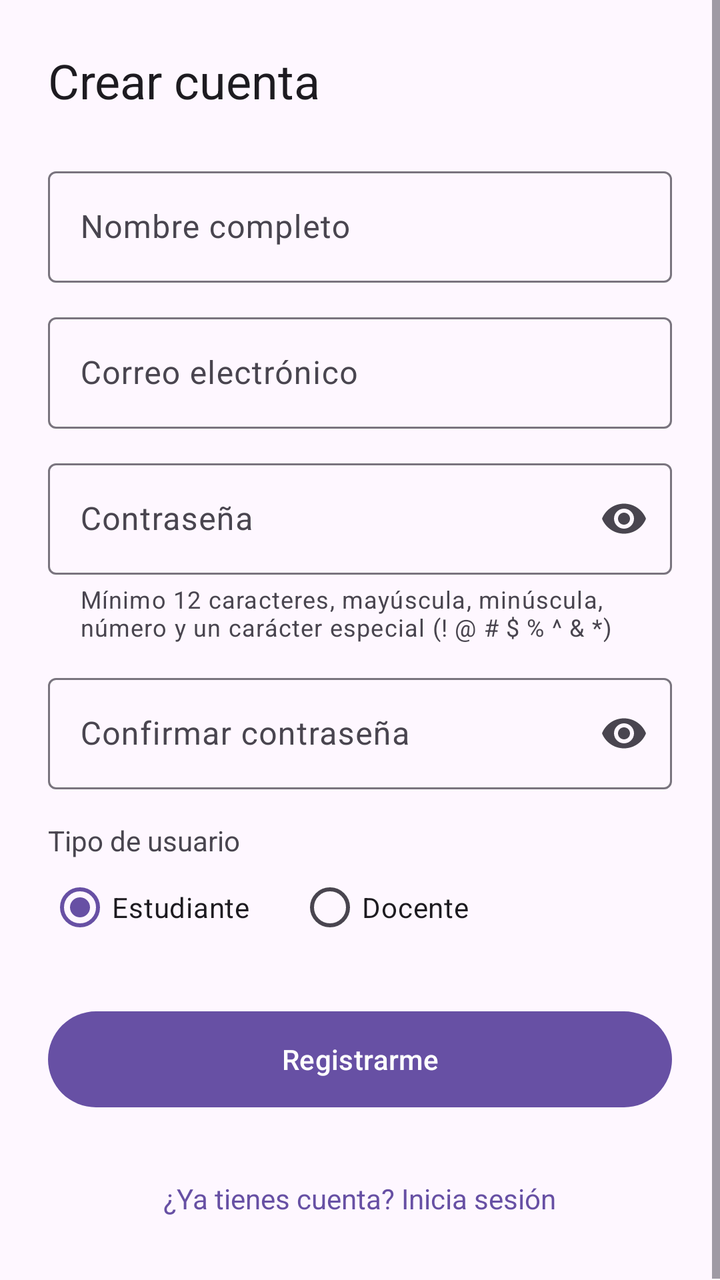
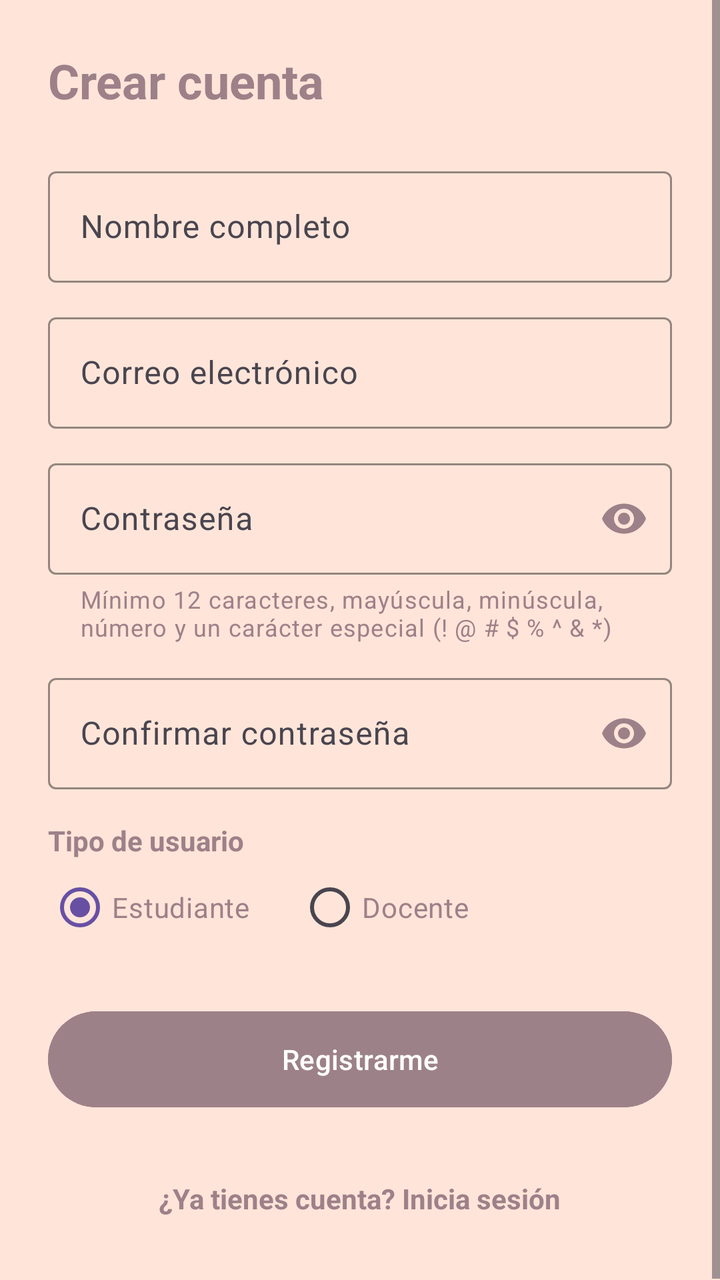

The first picture is an Android layout as it rendered before a commit; the second is the same layout after the commit. The layout source and the unified diff follow.
<!-- AndroidManifest.xml: application theme Theme.AprendeApp -->
<!-- res/layout/activity_register.xml -->
<?xml version="1.0" encoding="utf-8"?>
<ScrollView xmlns:android="http://schemas.android.com/apk/res/android"
    xmlns:app="http://schemas.android.com/apk/res-auto"
    android:layout_width="match_parent" android:layout_height="match_parent"
    android:fillViewport="true">

    <LinearLayout
        android:layout_width="match_parent" android:layout_height="wrap_content"
        android:orientation="vertical" android:padding="24dp">

        <TextView
            android:layout_width="wrap_content" android:layout_height="wrap_content"
            android:text="@string/titulo_registro"
            android:textAppearance="?attr/textAppearanceHeadlineSmall"
            android:layout_marginBottom="24dp" />

        <com.google.android.material.textfield.TextInputLayout
            android:id="@+id/tilNombre" style="?attr/textInputOutlinedStyle"
            android:layout_width="match_parent" android:layout_height="wrap_content"
            android:hint="@string/hint_nombre">
            <com.google.android.material.textfield.TextInputEditText
                android:id="@+id/etNombre"
                android:layout_width="match_parent" android:layout_height="wrap_content"
                android:inputType="textPersonName" />
        </com.google.android.material.textfield.TextInputLayout>

        <com.google.android.material.textfield.TextInputLayout
            android:id="@+id/tilEmail" style="?attr/textInputOutlinedStyle"
            android:layout_width="match_parent" android:layout_height="wrap_content"
            android:layout_marginTop="12dp" android:hint="@string/hint_email">
            <com.google.android.material.textfield.TextInputEditText
                android:id="@+id/etEmail"
                android:layout_width="match_parent" android:layout_height="wrap_content"
                android:inputType="textEmailAddress" />
        </com.google.android.material.textfield.TextInputLayout>

        <com.google.android.material.textfield.TextInputLayout
            android:id="@+id/tilPassword" style="?attr/textInputOutlinedStyle"
            android:layout_width="match_parent" android:layout_height="wrap_content"
            android:layout_marginTop="12dp" android:hint="@string/hint_password"
            app:helperText="@string/pass_requisitos"
            app:helperTextEnabled="true"
            app:endIconMode="password_toggle">
            <com.google.android.material.textfield.TextInputEditText
                android:id="@+id/etPassword"
                android:layout_width="match_parent" android:layout_height="wrap_content"
                android:inputType="textPassword" />
        </com.google.android.material.textfield.TextInputLayout>

        <com.google.android.material.textfield.TextInputLayout
            android:id="@+id/tilConfirmar" style="?attr/textInputOutlinedStyle"
            android:layout_width="match_parent" android:layout_height="wrap_content"
            android:layout_marginTop="12dp" android:hint="@string/hint_confirmar"
            app:endIconMode="password_toggle">
            <com.google.android.material.textfield.TextInputEditText
                android:id="@+id/etConfirmar"
                android:layout_width="match_parent" android:layout_height="wrap_content"
                android:inputType="textPassword" />
        </com.google.android.material.textfield.TextInputLayout>

        <TextView
            android:layout_width="wrap_content" android:layout_height="wrap_content"
            android:layout_marginTop="16dp" android:text="@string/label_rol" />

        <RadioGroup
            android:id="@+id/rgRol"
            android:layout_width="match_parent" android:layout_height="wrap_content"
            android:orientation="horizontal">
            <RadioButton
                android:id="@+id/rbEstudiante"
                android:layout_width="wrap_content" android:layout_height="wrap_content"
                android:checked="true" android:text="@string/rol_estudiante" />
            <RadioButton
                android:id="@+id/rbDocente"
                android:layout_width="wrap_content" android:layout_height="wrap_content"
                android:layout_marginStart="24dp" android:text="@string/rol_docente" />
        </RadioGroup>

        <com.google.android.material.button.MaterialButton
            android:id="@+id/btnRegistro"
            android:layout_width="match_parent" android:layout_height="56dp"
            android:layout_marginTop="24dp" android:text="@string/btn_registro" />

        <com.google.android.material.progressindicator.CircularProgressIndicator
            android:id="@+id/progress"
            android:layout_width="wrap_content" android:layout_height="wrap_content"
            android:layout_gravity="center_horizontal" android:layout_marginTop="16dp"
            android:indeterminate="true" android:visibility="gone" />

        <TextView
            android:id="@+id/tvIrLogin"
            android:layout_width="wrap_content" android:layout_height="wrap_content"
            android:layout_gravity="center_horizontal" android:layout_marginTop="24dp"
            android:padding="8dp" android:text="@string/link_ir_login"
            android:textColor="?attr/colorPrimary" />
    </LinearLayout>
</ScrollView>
<!-- resources referenced by this layout -->
<resources>
  <string name="btn_registro">Registrarme</string>
  <string name="hint_confirmar">Confirmar contraseña</string>
  <string name="hint_email">Correo electrónico</string>
  <string name="hint_nombre">Nombre completo</string>
  <string name="hint_password">Contraseña</string>
  <string name="label_rol">Tipo de usuario</string>
  <string name="link_ir_login">¿Ya tienes cuenta? Inicia sesión</string>
  <string name="pass_requisitos">Mínimo 12 caracteres, mayúscula, minúscula, número y un carácter especial (! @ # $ % ^ &amp; *)</string>
  <string name="rol_docente">Docente</string>
  <string name="rol_estudiante">Estudiante</string>
  <string name="titulo_registro">Crear cuenta</string>
  <style name="Theme.AprendeApp" parent="Base.Theme.AprendeApp" />
  <style name="Base.Theme.AprendeApp" parent="Theme.Material3.DayNight.NoActionBar">
          
          
      </style>
</resources>

<!-- the commit's change to res/layout/activity_register.xml (unified diff, before → after) -->
@@ -1,97 +1,167 @@
 <?xml version="1.0" encoding="utf-8"?>
 <ScrollView xmlns:android="http://schemas.android.com/apk/res/android"
     xmlns:app="http://schemas.android.com/apk/res-auto"
-    android:layout_width="match_parent" android:layout_height="match_parent"
-    android:fillViewport="true">
+    android:layout_width="match_parent"
+    android:layout_height="match_parent"
+    android:background="@color/background"
+    android:fillViewport="true"
+    android:fitsSystemWindows="true">
 
     <LinearLayout
-        android:layout_width="match_parent" android:layout_height="wrap_content"
-        android:orientation="vertical" android:padding="24dp">
+        android:layout_width="match_parent"
+        android:layout_height="wrap_content"
+        android:orientation="vertical"
+        android:padding="@dimen/padding_screen_large"
+        android:paddingBottom="@dimen/nav_safe_padding_bottom">
 
         <TextView
-            android:layout_width="wrap_content" android:layout_height="wrap_content"
+            android:layout_width="wrap_content"
+            android:layout_height="wrap_content"
+            android:layout_marginBottom="@dimen/margin_item_large"
             android:text="@string/titulo_registro"
             android:textAppearance="?attr/textAppearanceHeadlineSmall"
-            android:layout_marginBottom="24dp" />
+            android:textColor="@color/text_primary"
+            android:textStyle="bold" />
 
         <com.google.android.material.textfield.TextInputLayout
-            android:id="@+id/tilNombre" style="?attr/textInputOutlinedStyle"
-            android:layout_width="match_parent" android:layout_height="wrap_content"
-            android:hint="@string/hint_nombre">
+            android:id="@+id/tilNombre"
+            style="?attr/textInputOutlinedStyle"
+            android:layout_width="match_parent"
+            android:layout_height="wrap_content"
+            android:hint="@string/hint_nombre"
+            app:boxStrokeColor="@color/primary"
+            app:hintTextColor="@color/primary">
+
             <com.google.android.material.textfield.TextInputEditText
                 android:id="@+id/etNombre"
-                android:layout_width="match_parent" android:layout_height="wrap_content"
-                android:inputType="textPersonName" />
+                android:layout_width="match_parent"
+                android:layout_height="wrap_content"
+                android:inputType="textPersonName"
+                android:textColor="@color/text_primary" />
         </com.google.android.material.textfield.TextInputLayout>
 
         <com.google.android.material.textfield.TextInputLayout
-            android:id="@+id/tilEmail" style="?attr/textInputOutlinedStyle"
-            android:layout_width="match_parent" android:layout_height="wrap_content"
-            android:layout_marginTop="12dp" android:hint="@string/hint_email">
+            android:id="@+id/tilEmail"
+            style="?attr/textInputOutlinedStyle"
+            android:layout_width="match_parent"
+            android:layout_height="wrap_content"
+            android:layout_marginTop="@dimen/margin_item_vertical"
+            android:hint="@string/hint_email"
+            app:boxStrokeColor="@color/primary"
+            app:hintTextColor="@color/primary">
+
             <com.google.android.material.textfield.TextInputEditText
                 android:id="@+id/etEmail"
-                android:layout_width="match_parent" android:layout_height="wrap_content"
-                android:inputType="textEmailAddress" />
+                android:layout_width="match_parent"
+                android:layout_height="wrap_content"
+                android:inputType="textEmailAddress"
+                android:textColor="@color/text_primary" />
         </com.google.android.material.textfield.TextInputLayout>
 
         <com.google.android.material.textfield.TextInputLayout
-            android:id="@+id/tilPassword" style="?attr/textInputOutlinedStyle"
-            android:layout_width="match_parent" android:layout_height="wrap_content"
-            android:layout_marginTop="12dp" android:hint="@string/hint_password"
+            android:id="@+id/tilPassword"
+            style="?attr/textInputOutlinedStyle"
+            android:layout_width="match_parent"
+            android:layout_height="wrap_content"
+            android:layout_marginTop="@dimen/margin_item_vertical"
+            android:hint="@string/hint_password"
+            app:boxStrokeColor="@color/primary"
+            app:endIconMode="password_toggle"
+            app:endIconTint="@color/primary"
             app:helperText="@string/pass_requisitos"
             app:helperTextEnabled="true"
-            app:endIconMode="password_toggle">
+            app:helperTextTextColor="@color/malva_empolvado"
+            app:hintTextColor="@color/primary">
+
             <com.google.android.material.textfield.TextInputEditText
                 android:id="@+id/etPassword"
-                android:layout_width="match_parent" android:layout_height="wrap_content"
-                android:inputType="textPassword" />
+                android:layout_width="match_parent"
+                android:layout_height="wrap_content"
+                android:inputType="textPassword"
+                android:textColor="@color/text_primary" />
         </com.google.android.material.textfield.TextInputLayout>
 
         <com.google.android.material.textfield.TextInputLayout
-            android:id="@+id/tilConfirmar" style="?attr/textInputOutlinedStyle"
-            android:layout_width="match_parent" android:layout_height="wrap_content"
-            android:layout_marginTop="12dp" android:hint="@string/hint_confirmar"
-            app:endIconMode="password_toggle">
+            android:id="@+id/tilConfirmar"
+            style="?attr/textInputOutlinedStyle"
+            android:layout_width="match_parent"
+            android:layout_height="wrap_content"
+            android:layout_marginTop="@dimen/margin_item_vertical"
+            android:hint="@string/hint_confirmar"
+            app:boxStrokeColor="@color/primary"
+            app:endIconMode="password_toggle"
+            app:endIconTint="@color/primary"
+            app:hintTextColor="@color/primary">
+
             <com.google.android.material.textfield.TextInputEditText
                 android:id="@+id/etConfirmar"
-                android:layout_width="match_parent" android:layout_height="wrap_content"
-                android:inputType="textPassword" />
+                android:layout_width="match_parent"
+                android:layout_height="wrap_content"
+                android:inputType="textPassword"
+                android:textColor="@color/text_primary" />
         </com.google.android.material.textfield.TextInputLayout>
 
         <TextView
-            android:layout_width="wrap_content" android:layout_height="wrap_content"
-            android:layout_marginTop="16dp" android:text="@string/label_rol" />
+            android:layout_width="wrap_content"
+            android:layout_height="wrap_content"
+            android:layout_marginTop="@dimen/padding_screen_medium"
+            android:text="@string/label_rol"
+            android:textColor="@color/text_primary"
+            android:textStyle="bold" />
 
         <RadioGroup
             android:id="@+id/rgRol"
-            android:layout_width="match_parent" android:layout_height="wrap_content"
+            android:layout_width="match_parent"
+            android:layout_height="wrap_content"
             android:orientation="horizontal">
+
             <RadioButton
                 android:id="@+id/rbEstudiante"
-                android:layout_width="wrap_content" android:layout_height="wrap_content"
-                android:checked="true" android:text="@string/rol_estudiante" />
+                android:layout_width="wrap_content"
+                android:layout_height="wrap_content"
+                android:buttonTint="@color/primary"
+                android:checked="true"
+                android:text="@string/rol_estudiante"
+                android:textColor="@color/text_primary" />
+
             <RadioButton
                 android:id="@+id/rbDocente"
-                android:layout_width="wrap_content" android:layout_height="wrap_content"
-                android:layout_marginStart="24dp" android:text="@string/rol_docente" />
+                android:layout_width="wrap_content"
+                android:layout_height="wrap_content"
+                android:layout_marginStart="@dimen/margin_item_large"
+                android:buttonTint="@color/primary"
+                android:text="@string/rol_docente"
+                android:textColor="@color/text_primary" />
         </RadioGroup>
 
         <com.google.android.material.button.MaterialButton
             android:id="@+id/btnRegistro"
-            android:layout_width="match_parent" android:layout_height="56dp"
-            android:layout_marginTop="24dp" android:text="@string/btn_registro" />
+            android:layout_width="match_parent"
+            android:layout_height="@dimen/button_height"
+            android:layout_marginTop="@dimen/margin_item_large"
+            android:backgroundTint="@color/primary"
+            android:text="@string/btn_registro"
+            android:textColor="@color/on_primary" />
 
         <com.google.android.material.progressindicator.CircularProgressIndicator
             android:id="@+id/progress"
-            android:layout_width="wrap_content" android:layout_height="wrap_content"
-            android:layout_gravity="center_horizontal" android:layout_marginTop="16dp"
-            android:indeterminate="true" android:visibility="gone" />
+            android:layout_width="wrap_content"
+            android:layout_height="wrap_content"
+            android:layout_gravity="center_horizontal"
+            android:layout_marginTop="@dimen/padding_screen_medium"
+            android:indeterminate="true"
+            android:visibility="gone"
+            app:indicatorColor="@color/flor_cerezo" />
 
         <TextView
             android:id="@+id/tvIrLogin"
-            android:layout_width="wrap_content" android:layout_height="wrap_content"
-            android:layout_gravity="center_horizontal" android:layout_marginTop="24dp"
-            android:padding="8dp" android:text="@string/link_ir_login"
-            android:textColor="?attr/colorPrimary" />
+            android:layout_width="wrap_content"
+            android:layout_height="wrap_content"
+            android:layout_gravity="center_horizontal"
+            android:layout_marginTop="@dimen/margin_item_large"
+            android:padding="@dimen/padding_screen_tiny"
+            android:text="@string/link_ir_login"
+            android:textColor="@color/primary"
+            android:textStyle="bold" />
     </LinearLayout>
 </ScrollView>
<!-- resource entries referenced after the edit -->
@@ -1,5 +1,18 @@
 <!-- resources referenced by this layout -->
 <resources>
+  <color name="background">#FFE5D9</color>
+  <color name="flor_cerezo">#F4ACB7</color>
+  <color name="malva_empolvado">#9D8189</color>
+  <color name="on_primary">#FFFFFF</color>
+  <color name="primary">#9D8189</color>
+  <color name="text_primary">#9D8189</color>
+  <dimen name="button_height">56dp</dimen>
+  <dimen name="margin_item_large">24dp</dimen>
+  <dimen name="margin_item_vertical">12dp</dimen>
+  <dimen name="nav_safe_padding_bottom">32dp</dimen>
+  <dimen name="padding_screen_large">24dp</dimen>
+  <dimen name="padding_screen_medium">16dp</dimen>
+  <dimen name="padding_screen_tiny">8dp</dimen>
   <string name="btn_registro">Registrarme</string>
   <string name="hint_confirmar">Confirmar contraseña</string>
   <string name="hint_email">Correo electrónico</string>
